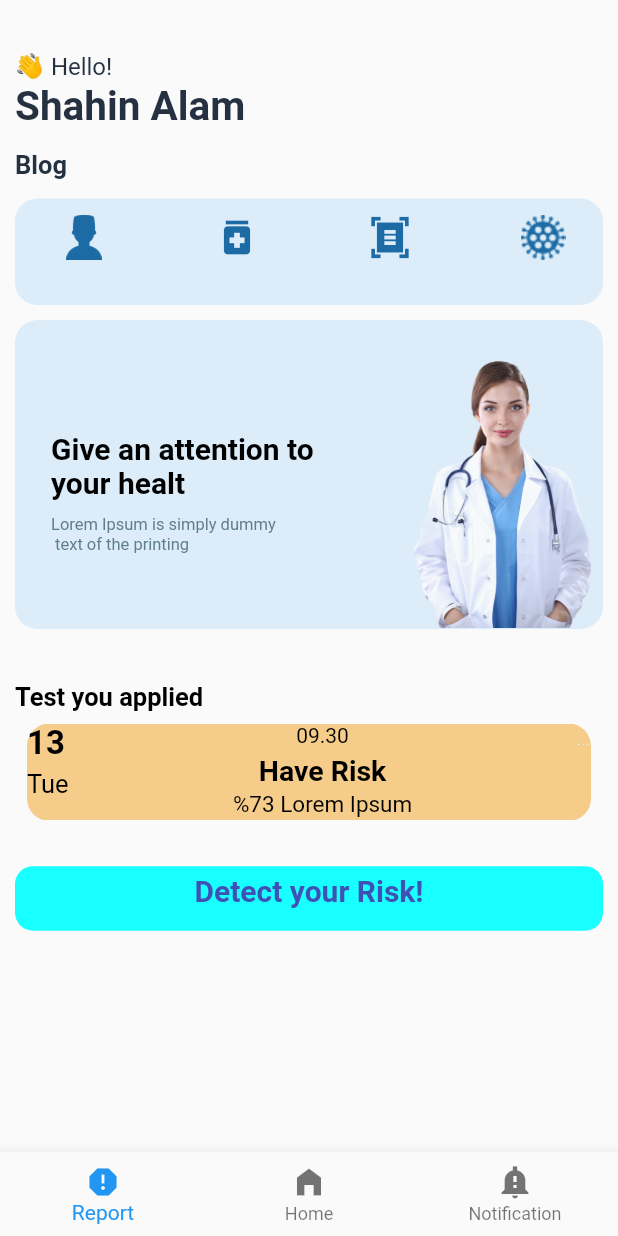
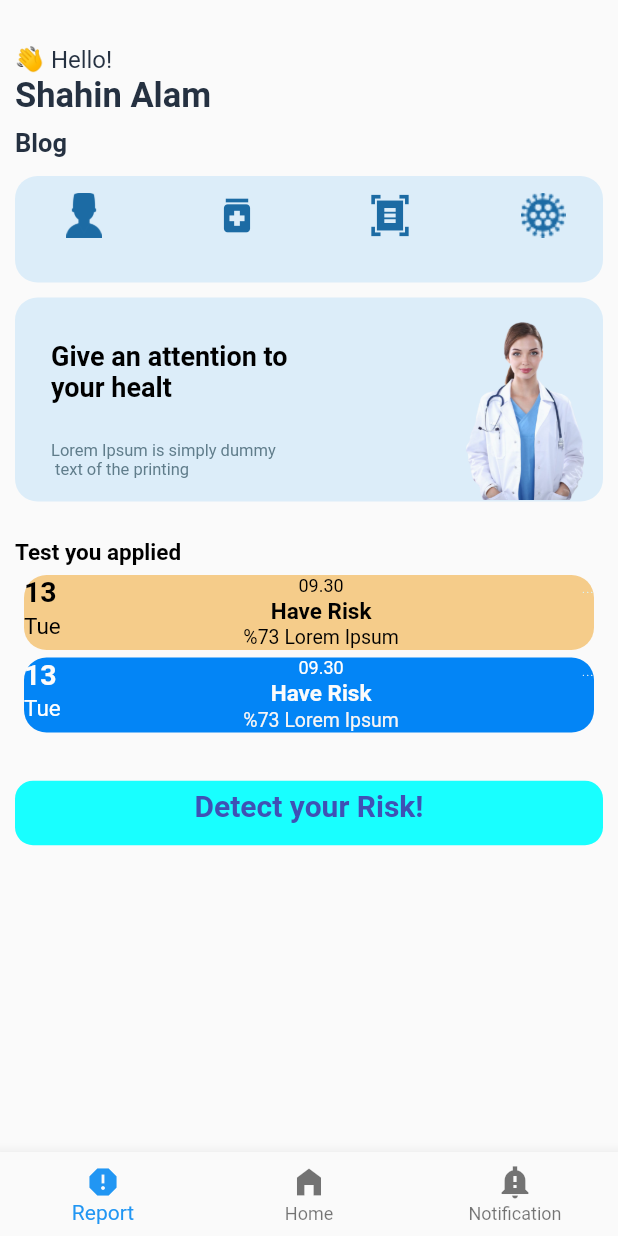
Before and after one commit to lburakakca/cardiowell, a Flutter app: the HomeScreen screen opened directly, on a phone screen of 412 x 824 dp. Run offline on Flutter 3.47's test engine with Material 2 defaults, Android fonts, the phone set to English and light mode, and no system bars; our stand-ins replace cloud_firestore, firebase_auth, firebase_core, google_fonts; accounts and stored records are empty; network calls fail.

Commit message:
firebase final version

```diff
--- a/lib/screens/home_screen.dart
+++ b/lib/screens/home_screen.dart
@@ -1,4 +1,4 @@
-import 'dart:js';
+import 'package:meta/dart2js.dart';
 
 import 'package:flutter/foundation.dart';
 import 'package:flutter/material.dart';
@@ -13,6 +13,7 @@ class HomeScreen extends StatelessWidget {
   Widget build(BuildContext context) {
     return Scaffold(
       bottomNavigationBar: BottomNavigationBar(
+        //Our navigation bar
         items: [
           BottomNavigationBarItem(icon: Icon(Icons.report), label: "Report"),
           BottomNavigationBarItem(icon: Icon(Icons.home_filled), label: "Home"),
@@ -22,6 +23,7 @@ class HomeScreen extends StatelessWidget {
         ],
       ),
       body: SafeArea(
+        //We used SafeArea to avoid sticking to the top of the screen.
         child: Padding(
           padding: const EdgeInsets.all(10),
           child: Column(
@@ -45,7 +47,7 @@ class HomeScreen extends StatelessWidget {
 
 Widget buildTexts1() {
   return const Padding(
-    padding: EdgeInsets.only(top: 25.0),
+    padding: EdgeInsets.only(top: 20.0),
     child: Text(
       "👋 Hello!",
       style: TextStyle(
@@ -63,7 +65,7 @@ Widget buildTexts2() {
       "Shahin Alam",
       textAlign: TextAlign.start,
       style: TextStyle(
-        fontSize: 27,
+        fontSize: 23,
         color: Color(0xFF253141),
         fontWeight: FontWeight.bold,
       ),
@@ -73,7 +75,7 @@ Widget buildTexts2() {
 
 Widget buildTexts3() {
   return const Padding(
-    padding: EdgeInsets.only(top: 13.0),
+    padding: EdgeInsets.only(top: 8.0),
     child: Text(
       "Blog",
       style: TextStyle(
@@ -88,75 +90,69 @@ Widget buildTexts3() {
 Widget buildB1(BuildContext context) {
   return Padding(
     padding: EdgeInsets.only(top: 12.35),
-
     child: GestureDetector(
       onTap: () {
-        Navigator.push(context,
-            MaterialPageRoute(builder: (context) => BlogScreen()));
+        Navigator.push(
+            context, MaterialPageRoute(builder: (context) => BlogScreen()));
       },
-      child:Container(
+      child: Container(
         padding: EdgeInsets.only(left: 31, right: 25, top: 11, bottom: 30),
         decoration: BoxDecoration(
-            color: Color(0xFFDCEDF9),
-
-            borderRadius: BorderRadius.circular(15)),
-
+            color: Color(0xFFDCEDF9), borderRadius: BorderRadius.circular(15)),
         child: Row(
           mainAxisAlignment: MainAxisAlignment.spaceBetween,
-          children:[
+          children: [
             Column(
               crossAxisAlignment: CrossAxisAlignment.start,
-              children:[
-                Image.asset('assets/doctoricon.png',
-                  width:30,
-                  height:30,
-                  color: Color(0XFF1C6BA4),),
+              children: [
+                Image.asset(
+                  'assets/doctoricon.png',
+                  width: 30,
+                  height: 30,
+                  color: Color(0XFF1C6BA4),
+                ),
               ],
-
             ),
             Column(
               crossAxisAlignment: CrossAxisAlignment.center,
-              children:[ Icon(
+              children: [
+                Icon(
                   Icons.medication,
                   color: Color(0XFF1C6BA4),
                   size: 30,
                 ),
-              ],),
+              ],
+            ),
             Column(
               crossAxisAlignment: CrossAxisAlignment.center,
-
-              children:[
+              children: [
                 const Icon(
                   Icons.document_scanner_sharp,
                   color: Color(0XFF1C6BA4),
                   size: 30,
                 ),
-              ],  ),
+              ],
+            ),
             Column(
               crossAxisAlignment: CrossAxisAlignment.end,
-
-              children:[ Image.asset('assets/virus.png',
-                  color:Color(0xFF1C6BA4),
-                  width:30,
-                  height:30),
+              children: [
+                Image.asset('assets/virus.png',
+                    color: Color(0xFF1C6BA4), width: 30, height: 30),
               ],
             ),
-
           ],
         ),
       ),
     ),
-
-    /**/
   );
 }
 
 Widget buildBanner() {
   return Padding(
-    padding: const EdgeInsets.only(top: 10, bottom: 30),
+    padding: const EdgeInsets.only(top: 10, bottom: 20),
     child: Container(
       width: double.infinity,
-      padding: EdgeInsets.only(left: 24, right: 7, top: 25, bottom: 1),
+      padding: EdgeInsets.only(left: 24, right: 7, top: 15, bottom: 1),
       decoration: BoxDecoration(
           color: Color(0xFFDCEDF9), borderRadius: BorderRadius.circular(15)),
       child: Row(
@@ -169,10 +165,10 @@ Widget buildBanner() {
                 "Give an attention to \nyour healt",
                 style: TextStyle(
                     color: Colors.black,
-                    fontSize: 20,
+                    fontSize: 18,
                     fontWeight: FontWeight.bold),
               ),
-              SizedBox(height: 10),
+              SizedBox(height: 25),
               Text(
                 "Lorem Ipsum is simply dummy\n text of the printing",
                 style: TextStyle(
@@ -184,8 +180,8 @@ Widget buildBanner() {
           ),
           Image.asset(
             'assets/doctor.png',
-            width: 120,
-            height: 180,
+            width: 90,
+            height: 120,
           )
         ],
       ),
@@ -199,39 +195,33 @@ Widget buildText4() {
     child: Text(
       "Test you applied",
       style: TextStyle(
-          fontSize: 17, color: Colors.black, fontWeight: FontWeight.bold),
+          fontSize: 15, color: Colors.black, fontWeight: FontWeight.bold),
     ),
   );
 }
+
 @override
 Widget buildTest(BuildContext context) {
   Size ScreenSize = MediaQuery.of(context).size;
   return Container(
-    alignment: Alignment.center,
-    height:80,
+    height: 120,
     child: Padding(
-      padding: EdgeInsets.all(8),
-      child:Expanded(
-        child:SingleChildScrollView(
-          scrollDirection: Axis.vertical,
-          child:ConstrainedBox(
-            constraints: BoxConstraints(
-                maxHeight:200),
-            child:ListView(
+      padding: EdgeInsets.all(6),
+      child: Expanded(
+        child: ConstrainedBox(
+          constraints: BoxConstraints(maxHeight: 200),
+          child: ListView(
             shrinkWrap: true,
-
-
-              children:[
+            children: [
               Container(
                 width: double.infinity,
-                  height:65,
+                height: 50,
                 decoration: BoxDecoration(
-                      color: Color.fromARGB(255, 245, 204, 138), borderRadius: BorderRadius.circular(15)),
-
+                    color: Color.fromARGB(255, 245, 204, 138),
+                    borderRadius: BorderRadius.circular(15)),
                 child: Row(
                   mainAxisAlignment: MainAxisAlignment.spaceBetween,
                   children: [
-
                     Column(
                       crossAxisAlignment: CrossAxisAlignment.start,
                       children: const [
@@ -239,19 +229,18 @@ Widget buildTest(BuildContext context) {
                           "13",
                           style: TextStyle(
                               color: Color.fromARGB(255, 0, 0, 0),
-                                fontSize: 22,
+                              fontSize: 19,
                               fontWeight: FontWeight.bold),
                         ),
-                          SizedBox(height: 4),
+                        SizedBox(height: 3),
                         Text(
                           "Tue",
                           style: TextStyle(
                               color: Color.fromARGB(255, 0, 0, 0),
-                                fontSize: 17,
+                              fontSize: 15,
                               fontWeight: FontWeight.normal),
                         ),
                       ],
-
                     ),
                     Column(
                       crossAxisAlignment: CrossAxisAlignment.center,
@@ -260,23 +249,23 @@ Widget buildTest(BuildContext context) {
                           "09.30",
                           style: TextStyle(
                               color: Colors.black,
-                                fontSize: 14,
+                              fontSize: 12,
                               fontWeight: FontWeight.normal),
                         ),
-                          SizedBox(height: 4),
+                        SizedBox(height: 1),
                         Text(
                           "Have Risk",
                           style: TextStyle(
                               color: Colors.black,
-                                fontSize: 19,
+                              fontSize: 15,
                               fontWeight: FontWeight.bold),
                         ),
-                          SizedBox(height: 3),
+                        SizedBox(height: 1),
                         Text(
                           "%73 Lorem Ipsum",
                           style: TextStyle(
                               color: Colors.black,
-                                fontSize: 15,
+                              fontSize: 13,
                               fontWeight: FontWeight.normal),
                         ),
                       ],
@@ -288,26 +277,24 @@ Widget buildTest(BuildContext context) {
                           "...",
                           style: TextStyle(
                               color: Color(0XFFD6F6FF),
-                                fontSize: 15,
+                              fontSize: 13,
                               fontWeight: FontWeight.w100),
                         )
                       ],
                     ),
                   ],
                 ),
-
               ),
-                SizedBox(width:10),
+              SizedBox(height: 5),
               Container(
                 width: double.infinity,
-                  height: 65,
+                height: 50,
                 decoration: BoxDecoration(
-                      color: Color.fromARGB(255, 3, 133, 246), borderRadius: BorderRadius.circular(15)),
-
+                    color: Color.fromARGB(255, 3, 133, 246),
+                    borderRadius: BorderRadius.circular(15)),
                 child: Row(
                   mainAxisAlignment: MainAxisAlignment.spaceBetween,
                   children: [
-
                     Column(
                       crossAxisAlignment: CrossAxisAlignment.start,
                       children: const [
@@ -315,19 +302,18 @@ Widget buildTest(BuildContext context) {
                           "13",
                           style: TextStyle(
                               color: Color.fromARGB(255, 253, 252, 251),
-                                fontSize: 22,
+                              fontSize: 19,
                               fontWeight: FontWeight.bold),
                         ),
-                          SizedBox(height: 4),
+                        SizedBox(height: 3),
                         Text(
                           "Tue",
                           style: TextStyle(
                               color: Color.fromARGB(255, 255, 254, 254),
-                                fontSize: 17,
+                              fontSize: 15,
                               fontWeight: FontWeight.normal),
                         ),
                       ],
-
                     ),
                     Column(
                       crossAxisAlignment: CrossAxisAlignment.center,
@@ -336,23 +322,23 @@ Widget buildTest(BuildContext context) {
                           "09.30",
                           style: TextStyle(
                               color: Color.fromARGB(255, 255, 254, 254),
-                                fontSize: 14,
+                              fontSize: 12,
                               fontWeight: FontWeight.normal),
                         ),
-                          SizedBox(height: 4),
+                        SizedBox(height: 1),
                         Text(
                           "Have Risk",
                           style: TextStyle(
                               color: Color.fromARGB(255, 251, 251, 251),
-                                fontSize: 19,
+                              fontSize: 15,
                               fontWeight: FontWeight.bold),
                         ),
-                          SizedBox(height: 3),
+                        SizedBox(height: 1),
                         Text(
                           "%73 Lorem Ipsum",
                           style: TextStyle(
                               color: Color.fromARGB(255, 247, 245, 245),
-                                fontSize: 15,
+                              fontSize: 13,
                               fontWeight: FontWeight.normal),
                         ),
                       ],
@@ -364,27 +350,97 @@ Widget buildTest(BuildContext context) {
                           "...",
                           style: TextStyle(
                               color: Color.fromARGB(255, 249, 247, 247),
-                                fontSize: 15,
+                              fontSize: 13,
                               fontWeight: FontWeight.w100),
                         )
                       ],
                     ),
                   ],
                 ),
-
               ),
-                SizedBox(width:10),
+              SizedBox(height: 5),
               Container(
                 width: double.infinity,
-                  height: 65,
-
+                height: 50,
                 decoration: BoxDecoration(
-                      color: Color.fromARGB(255, 95, 255, 151), borderRadius: BorderRadius.circular(15)),
-
+                    color: Color.fromARGB(255, 3, 133, 246),
+                    borderRadius: BorderRadius.circular(15)),
                 child: Row(
                   mainAxisAlignment: MainAxisAlignment.spaceBetween,
                   children: [
-
+                    Column(
+                      crossAxisAlignment: CrossAxisAlignment.start,
+                      children: const [
+                        Text(
+                          "13",
+                          style: TextStyle(
+                              color: Color.fromARGB(255, 253, 252, 251),
+                              fontSize: 19,
+                              fontWeight: FontWeight.bold),
+                        ),
+                        SizedBox(height: 3),
+                        Text(
+                          "Tue",
+                          style: TextStyle(
+                              color: Color.fromARGB(255, 255, 254, 254),
+                              fontSize: 15,
+                              fontWeight: FontWeight.normal),
+                        ),
+                      ],
+                    ),
+                    Column(
+                      crossAxisAlignment: CrossAxisAlignment.center,
+                      children: [
+                        Text(
+                          "09.30",
+                          style: TextStyle(
+                              color: Color.fromARGB(255, 255, 254, 254),
+                              fontSize: 12,
+                              fontWeight: FontWeight.normal),
+                        ),
+                        SizedBox(height: 1),
+                        Text(
+                          "Have Risk",
+                          style: TextStyle(
+                              color: Color.fromARGB(255, 251, 251, 251),
+                              fontSize: 15,
+                              fontWeight: FontWeight.bold),
+                        ),
+                        SizedBox(height: 1),
+                        Text(
+                          "%73 Lorem Ipsum",
+                          style: TextStyle(
+                              color: Color.fromARGB(255, 247, 245, 245),
+                              fontSize: 13,
+                              fontWeight: FontWeight.normal),
+                        ),
+                      ],
+                    ),
+                    Column(
+                      crossAxisAlignment: CrossAxisAlignment.end,
+                      children: [
+                        Text(
+                          "...",
+                          style: TextStyle(
+                              color: Color.fromARGB(255, 249, 247, 247),
+                              fontSize: 13,
+                              fontWeight: FontWeight.w100),
+                        )
+                      ],
+                    ),
+                  ],
+                ),
+              ),
+              SizedBox(height: 5),
+              Container(
+                width: double.infinity,
+                height: 50,
+                decoration: BoxDecoration(
+                    color: Color.fromARGB(255, 95, 255, 151),
+                    borderRadius: BorderRadius.circular(15)),
+                child: Row(
+                  mainAxisAlignment: MainAxisAlignment.spaceBetween,
+                  children: [
                     Column(
                       crossAxisAlignment: CrossAxisAlignment.start,
                       children: const [
@@ -392,19 +448,18 @@ Widget buildTest(BuildContext context) {
                           "13",
                           style: TextStyle(
                               color: Color.fromARGB(255, 255, 254, 253),
-                                fontSize: 22,
+                              fontSize: 19,
                               fontWeight: FontWeight.bold),
                         ),
-                          SizedBox(height: 4),
+                        SizedBox(height: 3),
                         Text(
                           "Tue",
                           style: TextStyle(
                               color: Color.fromARGB(255, 255, 254, 253),
-                                fontSize: 17,
+                              fontSize: 15,
                               fontWeight: FontWeight.normal),
                         ),
                       ],
-
                     ),
                     Column(
                       crossAxisAlignment: CrossAxisAlignment.center,
@@ -413,23 +468,23 @@ Widget buildTest(BuildContext context) {
                           "09.30",
                           style: TextStyle(
                               color: Color.fromARGB(255, 254, 253, 253),
-                                fontSize: 14,
+                              fontSize: 12,
                               fontWeight: FontWeight.normal),
                         ),
-                          SizedBox(height: 4),
+                        SizedBox(height: 1),
                         Text(
                           "Have Risk",
                           style: TextStyle(
                               color: Color.fromARGB(255, 255, 255, 255),
-                                fontSize: 19,
+                              fontSize: 15,
                               fontWeight: FontWeight.bold),
                         ),
-                          SizedBox(height: 3),
+                        SizedBox(height: 1),
                         Text(
                           "%73 Lorem Ipsum",
                           style: TextStyle(
                               color: Color.fromARGB(255, 255, 255, 255),
-                                fontSize: 15,
+                              fontSize: 13,
                               fontWeight: FontWeight.normal),
                         ),
                       ],
@@ -441,21 +496,20 @@ Widget buildTest(BuildContext context) {
                           "...",
                           style: TextStyle(
                               color: Color.fromARGB(255, 251, 251, 251),
-                                fontSize: 15,
+                              fontSize: 13,
                               fontWeight: FontWeight.w100),
                         )
                       ],
                     ),
                   ],
                 ),
-
               ),
-
-
-
             ],
-            ),),),),
-    ), );
+          ),
+        ),
+      ),
+    ),
+  );
 }
 
 @override
@@ -463,9 +517,9 @@ Widget buildText5(BuildContext context) {
   return Padding(
     padding: const EdgeInsets.only(top: 23.12),
     child: InkWell(
-      onTap: (){
-        Navigator.push(context,
-            MaterialPageRoute(builder: (context) => InputScreen()));
+      onTap: () {
+        Navigator.push(
+            context, MaterialPageRoute(builder: (context) => InputScreen()));
       },
       child: Container(
         width: double.infinity,
--- a/lib/screens/logins_screen.dart
+++ b/lib/screens/logins_screen.dart
@@ -8,13 +8,11 @@ import 'package:projedonem/screens/register_screen.dart';
 import '../service/auth.dart';
 import 'home_screen.dart';
 
-
-
-
 class LoginScreen extends StatefulWidget {
   const LoginScreen({super.key});
   State<LoginScreen> createState() => _LoginScreenState();
 }
+
 class _LoginScreenState extends State<LoginScreen> {
   final TextEditingController _emailController = TextEditingController();
   final TextEditingController _passwordController = TextEditingController();
@@ -24,7 +22,6 @@ class _LoginScreenState extends State<LoginScreen> {
     return Scaffold(
       backgroundColor: Color.fromARGB(255, 57, 76, 201),
       body: SingleChildScrollView(
-
         child: SafeArea(
           child: Center(
             child: Column(
@@ -75,6 +72,7 @@ class _LoginScreenState extends State<LoginScreen> {
                           padding: const EdgeInsets.symmetric(
                               horizontal: 20, vertical: 20),
                           child: TextField(
+                            controller: _emailController,
                             decoration: InputDecoration(
                                 border: InputBorder.none, hintText: 'E-Mail'),
                           ),
@@ -128,6 +126,7 @@ class _LoginScreenState extends State<LoginScreen> {
                           padding: const EdgeInsets.symmetric(
                               horizontal: 20, vertical: 20),
                           child: TextField(
+                            controller: _passwordController,
                             obscureText: true,
                             decoration: InputDecoration(
                                 border: InputBorder.none, hintText: 'Password'),
@@ -146,8 +145,7 @@ class _LoginScreenState extends State<LoginScreen> {
                 GestureDetector(
                   onTap: () {
                     _authService
-                        .signIn(
-                        _emailController.text, _passwordController.text)
+                        .signIn(_emailController.text, _passwordController.text)
                         .then((value) {
                       return Navigator.push(
                           context,
--- a/lib/screens/register_screen.dart
+++ b/lib/screens/register_screen.dart
@@ -18,7 +18,8 @@ class _RegisterScreenState extends State<RegisterScreen> {
   final TextEditingController _controllerUserName = TextEditingController();
   final TextEditingController _controllerEmail = TextEditingController();
   final TextEditingController _controllerPassword = TextEditingController();
-  final TextEditingController _controllerPasswordAgain = TextEditingController();
+  final TextEditingController _controllerPasswordAgain =
+      TextEditingController();
   AuthService _authService = AuthService();
 
 //surname delete //pass again
@@ -108,7 +109,7 @@ class _RegisterScreenState extends State<RegisterScreen> {
                       height: 5,
                     ),
                     Text(
-                      'Password',
+                      'Password Again',
                       style: TextStyle(color: Colors.white),
                     ),
                     SizedBox(
```
Also changed, not shown: lib/screens/blog_screen.dart (+5 -6 lines), pubspec.lock, 2 other files. Lines whose indentation alone changed are shown as unchanged.
